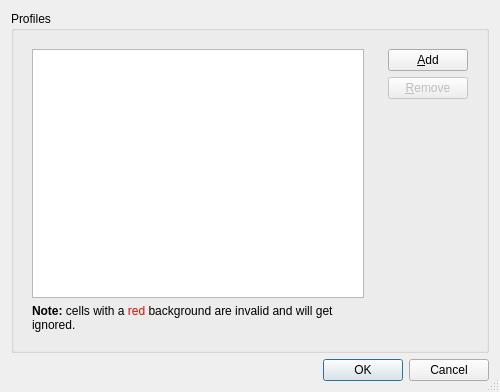
First picture: the form in src/python/qdiskfit/dialogs/profile.ui, repository velnias75/diskfit, before the edit.
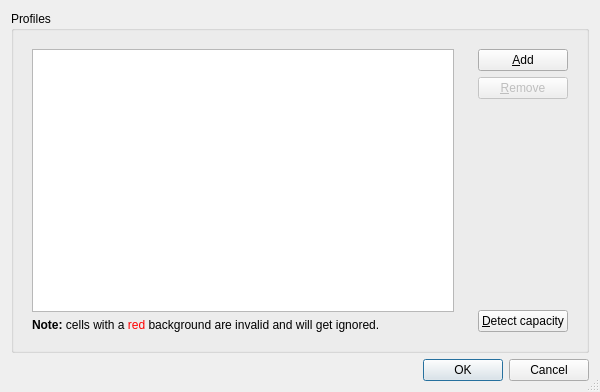
Second picture: the form after the edit. Icons and pictures are not drawn.

Commit message: detection of capacity of blank DVD or CD

```diff
--- a/src/python/qdiskfit/dialogs/profile.ui
+++ b/src/python/qdiskfit/dialogs/profile.ui
@@ -6,7 +6,7 @@
    <rect>
     <x>0</x>
     <y>0</y>
-    <width>500</width>
+    <width>600</width>
     <height>392</height>
    </rect>
   </property>
@@ -111,6 +111,13 @@
            </property>
           </spacer>
          </item>
+         <item>
+          <widget class="QPushButton" name="button_detectCapacity">
+           <property name="text">
+            <string>&amp;Detect capacity</string>
+           </property>
+          </widget>
+         </item>
         </layout>
        </widget>
       </item>
```
Left out of the diff: 1 changed line with no effect on the pictures. The commit also changes 9 other files.
